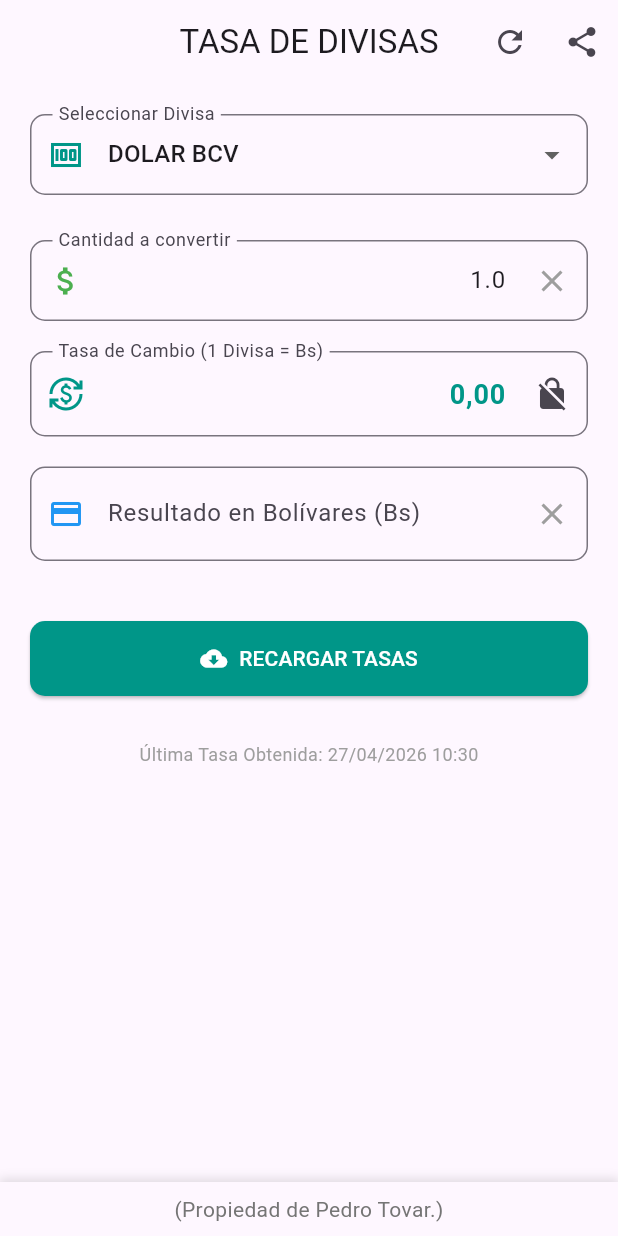
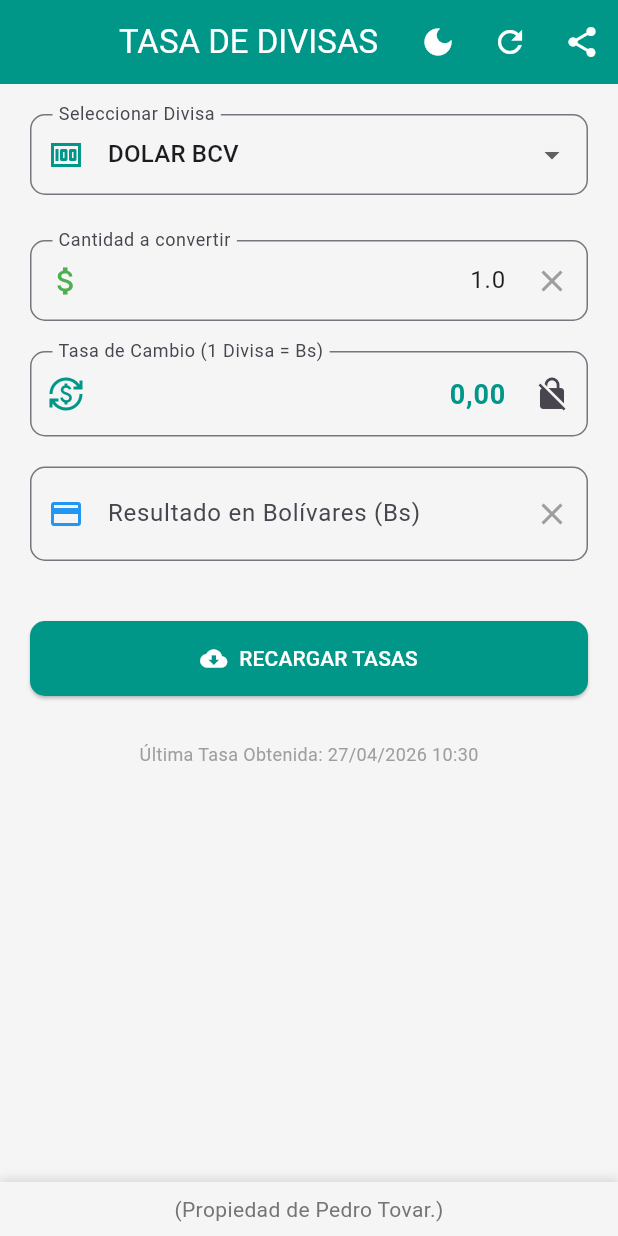
Before and after one commit to petovar/MyDolarToday, a Flutter app: the screen it shows after launch, on a phone screen of 412 x 824 dp. Run offline on Flutter 3.47's test engine with Material 3 defaults, Android fonts, the light colour scheme and no system bars; our stand-ins replace share_plus, shared_preferences.

Commit message:
Add manejo de tema

```diff
--- a/lib/src/app.dart
+++ b/lib/src/app.dart
@@ -3,21 +3,38 @@ import 'package:my_dolar_today/src/presentation/screens/dolar_rate_screen.dart';
 import 'package:provider/provider.dart';
 
 import 'providers/rate_provider.dart';
+import 'providers/theme_provider.dart';
 
 class App extends StatelessWidget {
   const App({super.key});
+
   @override
   Widget build(BuildContext context) {
-    // 1. Usamos ChangeNotifierProvider para crear e inyectar la instancia de RateProvider.
-    // Esto hace que la lógica de negocio esté disponible para toda la aplicación.
-    return ChangeNotifierProvider(
-      create: (context) => RateProvider(),
-      child: MaterialApp(
+    return MultiProvider(
+      providers: [
+        ChangeNotifierProvider(create: (context) => RateProvider()),
+        ChangeNotifierProvider(create: (context) => ThemeProvider()),
+      ],
+      child: Consumer<ThemeProvider>(
+        builder: (context, themeProvider, child) {
+          return MaterialApp(
             debugShowCheckedModeBanner: false,
             title: 'Tasa de Divisas',
-        theme: ThemeData(
+            theme: _buildLightTheme(),
+            darkTheme: _buildDarkTheme(),
+            themeMode: themeProvider.themeMode,
+            home: const DolarRateScreen(),
+          );
+        },
+      ),
+    );
+  }
+
+  ThemeData _buildLightTheme() {
+    return ThemeData(
+      useMaterial3: true,
+      brightness: Brightness.light,
       primarySwatch: Colors.teal,
-          // Configuración visual para los TextField
       inputDecorationTheme: InputDecorationTheme(
         border: OutlineInputBorder(borderRadius: BorderRadius.circular(10)),
         contentPadding: const EdgeInsets.symmetric(
@@ -25,7 +42,6 @@ class App extends StatelessWidget {
           horizontal: 15,
         ),
       ),
-          // Estilo del botón
       elevatedButtonTheme: ElevatedButtonThemeData(
         style: ElevatedButton.styleFrom(
           backgroundColor: Colors.teal,
@@ -36,10 +52,51 @@ class App extends StatelessWidget {
           ),
         ),
       ),
+      appBarTheme: const AppBarTheme(
+        backgroundColor: Colors.teal,
+        foregroundColor: Colors.white,
+        elevation: 0,
       ),
-        // La pantalla principal ahora puede acceder al RateProvider usando context.watch o context.read
-        home: const DolarRateScreen(),
+      scaffoldBackgroundColor: Colors.grey[100],
+    );
+  }
+
+  ThemeData _buildDarkTheme() {
+    return ThemeData(
+      useMaterial3: true,
+      brightness: Brightness.dark,
+      primarySwatch: Colors.teal,
+      colorScheme: ColorScheme.dark(
+        primary: Colors.teal,
+        secondary: Colors.tealAccent,
+        surface: const Color(0xFF1E1E1E),
+        onSurface: Colors.white,
       ),
+      inputDecorationTheme: InputDecorationTheme(
+        border: OutlineInputBorder(borderRadius: BorderRadius.circular(10)),
+        contentPadding: const EdgeInsets.symmetric(
+          vertical: 15,
+          horizontal: 15,
+        ),
+        filled: true,
+        fillColor: const Color(0xFF2D2D2D),
+      ),
+      elevatedButtonTheme: ElevatedButtonThemeData(
+        style: ElevatedButton.styleFrom(
+          backgroundColor: Colors.teal,
+          foregroundColor: Colors.white,
+          padding: const EdgeInsets.symmetric(horizontal: 20, vertical: 15),
+          shape: RoundedRectangleBorder(
+            borderRadius: BorderRadius.circular(10),
+          ),
+        ),
+      ),
+      appBarTheme: const AppBarTheme(
+        backgroundColor: Color(0xFF1E1E1E),
+        foregroundColor: Colors.white,
+        elevation: 0,
+      ),
+      scaffoldBackgroundColor: const Color(0xFF121212),
     );
   }
 }
--- a/lib/src/presentation/screens/dolar_rate_screen.dart
+++ b/lib/src/presentation/screens/dolar_rate_screen.dart
@@ -5,6 +5,7 @@ import 'package:share_plus/share_plus.dart';
 
 import '../../models/exchange_rates.dart';
 import '../../providers/rate_provider.dart' show RateProvider;
+import '../../providers/theme_provider.dart' show ThemeProvider;
 import '../widgets/widgets.dart';
 
 class DolarRateScreen extends StatelessWidget {
@@ -53,6 +54,17 @@ class DolarRateScreen extends StatelessWidget {
         title: const Text('TASA DE DIVISAS'),
         centerTitle: true,
         actions: [
+          // Botón de Cambio de Tema
+          IconButton(
+            icon: Icon(
+              Theme.of(context).brightness == Brightness.dark
+                  ? Icons.light_mode
+                  : Icons.dark_mode,
+            ),
+            onPressed: () {
+              context.read<ThemeProvider>().toggleTheme();
+            },
+          ),
           // Botón de Recarga
           IconButton(
             icon: provider.isLoading
--- /dev/null
+++ b/lib/src/providers/theme_provider.dart
@@ -0,0 +1,19 @@
+import 'package:flutter/material.dart';
+
+class ThemeProvider with ChangeNotifier {
+  ThemeMode _themeMode = ThemeMode.light;
+
+  ThemeMode get themeMode => _themeMode;
+
+  void toggleTheme() {
+    _themeMode = (_themeMode == ThemeMode.dark) ? ThemeMode.light : ThemeMode.dark;
+    notifyListeners();
+  }
+
+  void setTheme(ThemeMode mode) {
+    if (_themeMode != mode) {
+      _themeMode = mode;
+      notifyListeners();
+    }
+  }
+}
```
Lines whose indentation alone changed are shown as unchanged.
